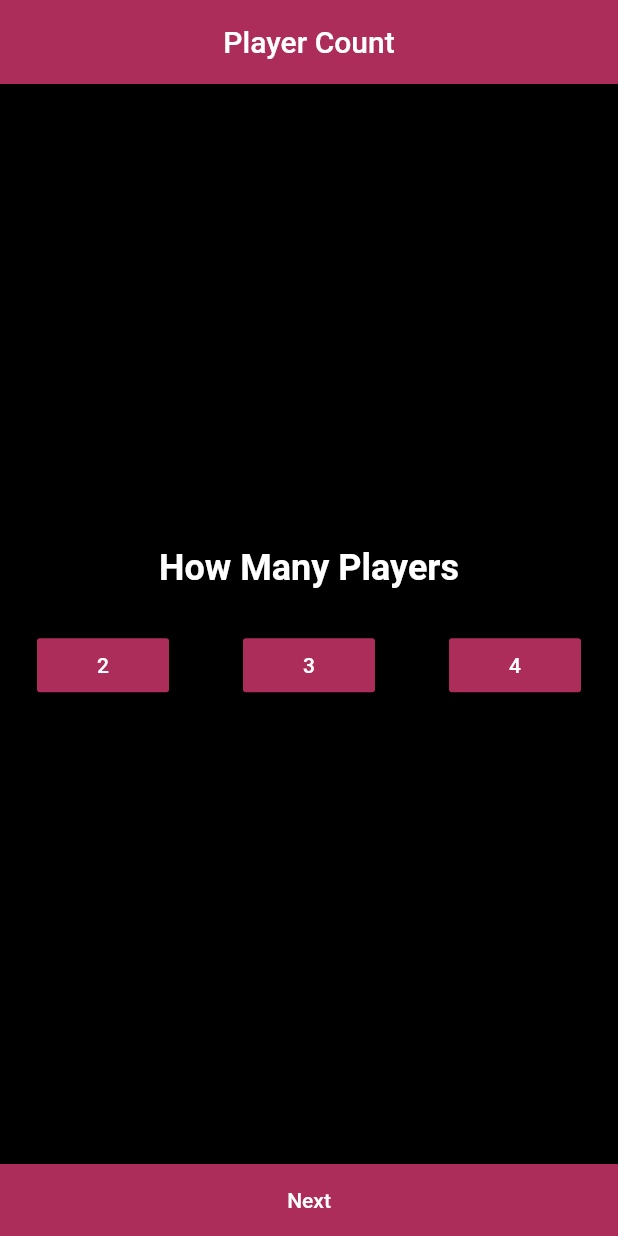
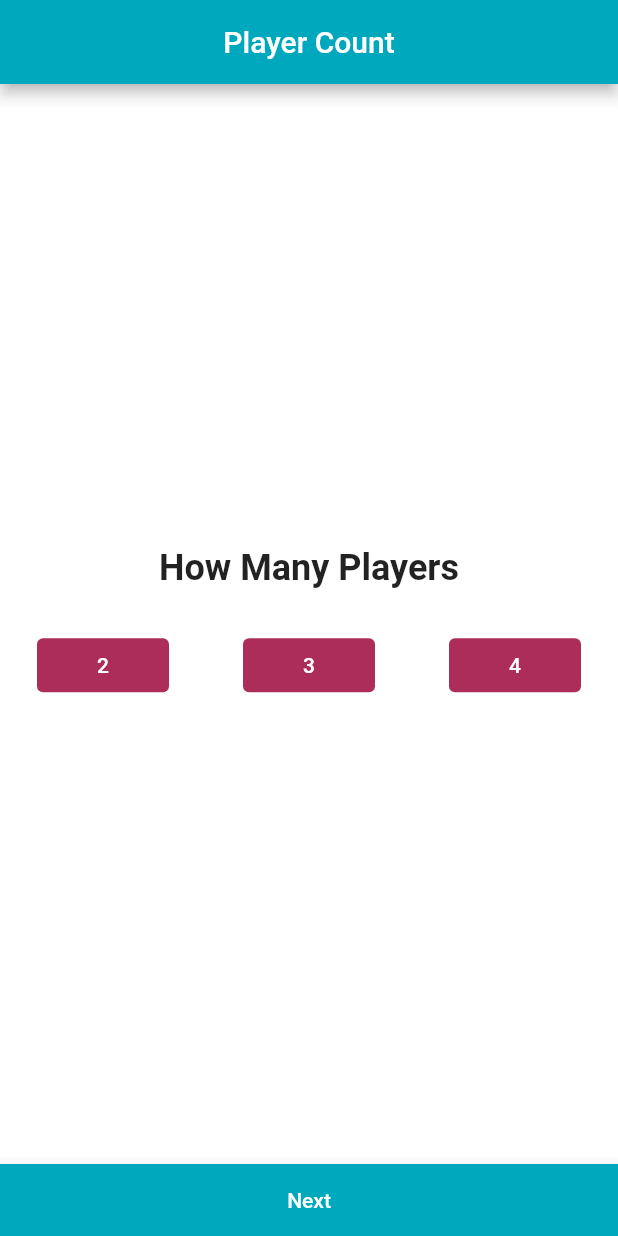
Before and after one commit to jtrpka0912/flutter.trash-pandas.com, a Flutter app: the screen it shows after launch, on a phone screen of 412 x 824 dp. Run offline on Flutter 3.47's test engine with Material 2 defaults, Android fonts, the phone set to English and light mode, and no system bars.

Commit message:
Ommitted colors from widgets to theme data.

```diff
--- a/lib/commons/player_count_button.dart
+++ b/lib/commons/player_count_button.dart
@@ -18,7 +18,6 @@ class PlayerCountButton extends StatelessWidget {
       builder: (context, trashPandaData, child) {
         return FlatButton(
           color: buttonColor,
-          textColor: Colors.white,
           padding: EdgeInsets.all(3.0),
           child: Text(numberOfPlayers.toString()),
           onPressed: () {
--- a/lib/main.dart
+++ b/lib/main.dart
@@ -21,17 +21,21 @@ class MyApp extends StatelessWidget {
       create: (BuildContext context) => TrashPandaData(),
       child: MaterialApp(
         title: 'Trash Panda Score',
-        themeMode: ThemeMode.dark,
+        themeMode: ThemeMode.light,
         theme: ThemeData(
           brightness: Brightness.light,
           primaryColor: boxArtFenceColor,
           accentColor: boxArtSkyColor,
           scaffoldBackgroundColor: Colors.white,
+          errorColor: boxArtFenceColor,
           appBarTheme: AppBarTheme(
             color: boxArtSkyColor
           ),
           bottomAppBarTheme: BottomAppBarTheme(
             color: boxArtSkyColor
+          ),
+          buttonTheme: ButtonThemeData(
+            textTheme: ButtonTextTheme.primary
           ),
           snackBarTheme: SnackBarThemeData(
             backgroundColor: boxArtFenceColor,
@@ -45,11 +49,15 @@ class MyApp extends StatelessWidget {
           primaryColor: boxArtFenceColor,
           accentColor: boxArtSkyColor,
           scaffoldBackgroundColor: Colors.black,
+          errorColor: boxArtFenceColor,
           appBarTheme: AppBarTheme(
             color: boxArtFenceColor
           ),
           bottomAppBarTheme: BottomAppBarTheme(
             color: boxArtFenceColor
+          ),
+          buttonTheme: ButtonThemeData(
+              textTheme: ButtonTextTheme.primary
           ),
           snackBarTheme: SnackBarThemeData(
             backgroundColor: boxArtFenceColor,
--- a/lib/scenes/player_count.dart
+++ b/lib/scenes/player_count.dart
@@ -62,7 +62,6 @@ class _PlayerCountSceneState extends State<PlayerCountScene> {
                 child: Builder(
                     builder: (context) => FlatButton(
                       color: Theme.of(context).bottomAppBarTheme.color,
-                      textColor: Colors.white,
                       child: Text('Next'),
                       onPressed: () {
                         // This will go to Player Name screen
--- a/lib/scenes/player_names.dart
+++ b/lib/scenes/player_names.dart
@@ -51,7 +51,6 @@ class PlayerNamesScene extends StatelessWidget {
             child: Builder(
               builder: (context) => FlatButton(
                 color: Theme.of(context).bottomAppBarTheme.color,
-                textColor: Colors.white,
                 child: Text('Next'),
                 onPressed: () {
                   if(_playerNameKey.currentState.validate()) {
```
